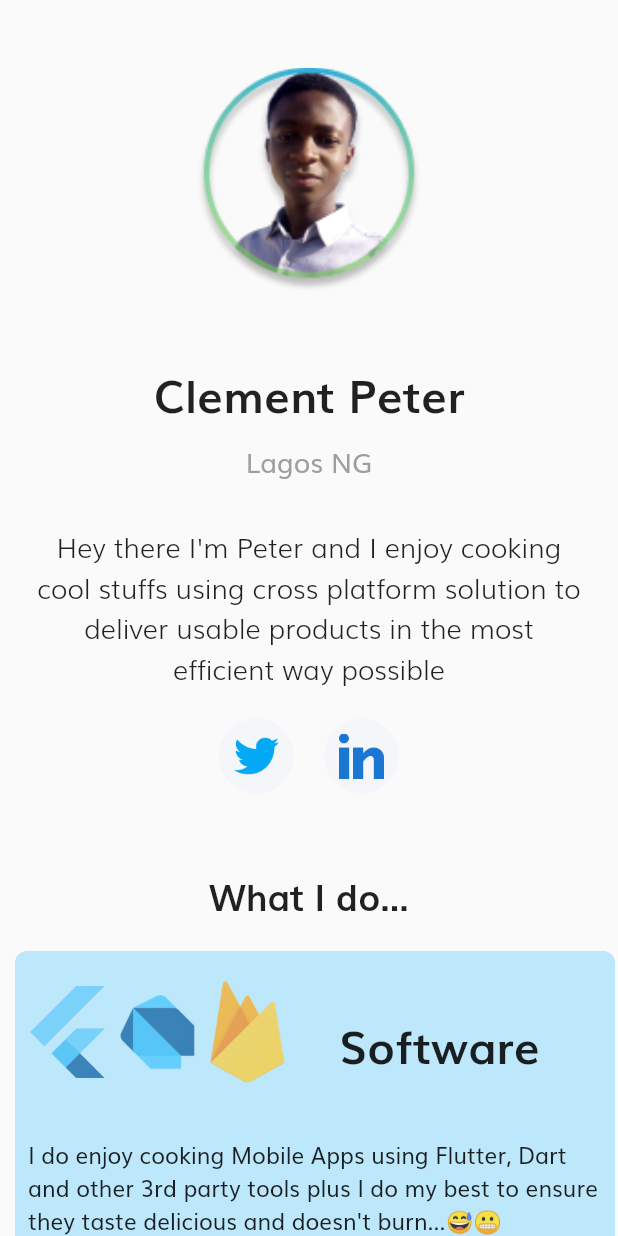
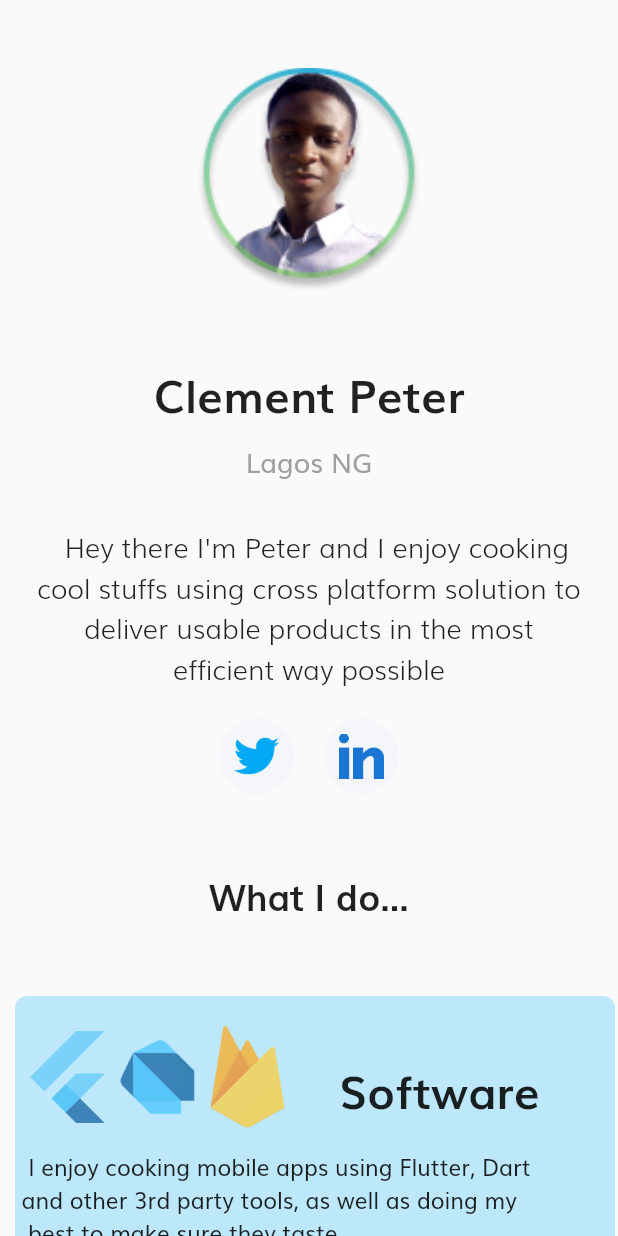
Before and after one commit to ClementPeter/HNG_Stage_2_Resume, a Flutter app: the screen it shows after launch, on a phone screen of 412 x 824 dp. Run offline on Flutter 3.47's test engine with Material 2 defaults, Android fonts, the light colour scheme and no system bars; drawn by our look-alikes of avatar_glow; generated files the repository leaves out were written again.

Commit message:
HNG_STAGE_2 Mobile Resume

```diff
--- /dev/null
+++ b/l10n.yaml
@@ -0,0 +1,3 @@
+arb-dir: lib/l10n
+template-arb-file: app_en.arb
+output-localization-file: app_localizations.dart
--- a/lib/components/project_cards.dart
+++ b/lib/components/project_cards.dart
@@ -1,18 +1,15 @@
-import 'dart:ui';
-
 import 'package:flutter/material.dart';
-import 'dart:io' as html;
 
 class ProjectCards extends StatelessWidget {
   const ProjectCards({
-    //Key key,
+    Key? key,
     this.link,
     this.projectTopic,
     this.assetImage,
     this.projectDescription,
-  });
+  }) : super(key: key);
   //variables
-  final String? link;
+  final VoidCallback? link;
   final String? projectTopic;
   final String? projectDescription;
   final Widget? assetImage;
@@ -20,7 +17,11 @@ class ProjectCards extends StatelessWidget {
   @override
   Widget build(BuildContext context) {
     return GestureDetector(
-      onTap: () {},
+      onTap: link,
+      // onTap: () async {
+      //   // await link;
+      //   // print(link);
+      // },
       child: Container(
         width: 400,
         height: 50,
@@ -31,31 +32,10 @@ class ProjectCards extends StatelessWidget {
         ),
         child: Stack(
           children: [
-            // Opacity(
-            //   opacity: 0.7,
-            //   child: Padding(
-            //     padding: const EdgeInsets.only(left: 10, top: 20),
-            //     child: CircleAvatar(
-            //       backgroundColor: Colors.lightBlue[200]!.withOpacity(0),
-            //       child: assetImage,
-            //       // radius: 40.0,
-            //     ),
-            //     // child: FittedBox(
-            //     //   //fit: BoxFit.fill,
-            //     //   child: assetImage,
-            //     // ),
-            //   ),
-            // ),
             Opacity(
               opacity: 0.7,
-              // child: CircleAvatar(
-              //   backgroundColor: Colors.lightBlue[200]!.withOpacity(0),
-              //   child: assetImage,
-              //   // radius: 40.0,
-              // ),
               child: Padding(
                 padding: const EdgeInsets.only(left: 10, top: 20),
-                // padding: const EdgeInsets.all(8.0),
                 child: Container(
                   child: assetImage,
                 ),
@@ -77,16 +57,13 @@ class ProjectCards extends StatelessWidget {
             ),
             Positioned(
               bottom: 10.0,
-              //right: 10.0,
-              //left: 10,
               child: Text(
                 projectDescription!,
                 style: const TextStyle(
-                  color:Colors.black87,
+                  color: Colors.black87,
                   fontSize: 15,
                   textBaseline: TextBaseline.alphabetic,
                 ),
-                // style: Theme.of(context).textTheme.caption),
               ),
             ),
           ],
--- a/lib/components/social_card.dart
+++ b/lib/components/social_card.dart
@@ -4,8 +4,8 @@ import 'package:flutter/material.dart';
 
 // import '../size_config.dart';
 
-class SocalCard extends StatelessWidget {
-  const SocalCard({
+class SocialCard extends StatelessWidget {
+  const SocialCard({
     Key? key,
     this.image,
     this.press,
--- a/lib/main.dart
+++ b/lib/main.dart
@@ -1,45 +1,38 @@
 import 'package:flutter/material.dart';
 import 'package:peter_resume/screens/homepage.dart';
 import 'package:peter_resume/screens/splash.dart';
-import 'package:adaptive_theme/adaptive_theme.dart';
+//import 'package:adaptive_theme/adaptive_theme.dart';
+import 'package:flutter_gen/gen_l10n/app_localizations.dart';
 
-///Access all contact info from a List
 void main() {
   runApp(const MyApp());
 }
 
-class MyApp extends StatelessWidget {
+class MyApp extends StatefulWidget {
   const MyApp({Key? key}) : super(key: key);
+  @override
+  State<MyApp> createState() => _MyAppState();
+}
 
+class _MyAppState extends State<MyApp> {
   @override
   Widget build(BuildContext context) {
-    return AdaptiveTheme(
-      light: ThemeData(
-        brightness: Brightness.light,
-        // primarySwatch: Colors.red,
-        // accentColor: Colors.amber,
-      ),
-      dark: ThemeData(
-        brightness: Brightness.dark,
-        //primarySwatch: Colors.red,
-        //accentColor: Colors.amber,
-      ),
-      initial: AdaptiveThemeMode.system,
-      builder: (theme, darktheme) => MaterialApp(
+    return MaterialApp(
       title: 'Peter Resume',
+      localizationsDelegates: AppLocalizations.localizationsDelegates,
+      supportedLocales: AppLocalizations.supportedLocales,
+      //supportedLocales: AppLocalizations.,
+      themeMode: ThemeMode.system,
       theme: ThemeData(
-          //scaffoldBackgroundColor: Colors.white,
         fontFamily: "Muli",
         primarySwatch: Colors.blue,
       ),
-        //home: const HomePage(),
-        //home: const Splash(),
+
       initialRoute: '/',
       routes: {
         '/': (context) => const Splash(),
         '/second': (context) => const HomePage(),
       },
-      ),
     );
   }
 }
--- a/lib/screens/homepage.dart
+++ b/lib/screens/homepage.dart
@@ -3,15 +3,62 @@ import 'package:flutter/material.dart';
 import 'package:avatar_glow/avatar_glow.dart';
 import 'package:peter_resume/components/project_cards.dart';
 import 'package:peter_resume/components/social_card.dart';
-import 'dart:io' as html;
+import 'package:url_launcher/url_launcher.dart';
+import 'package:flutter_gen/gen_l10n/app_localizations.dart';
 
-class HomePage extends StatelessWidget {
+//Main Body of the App- Displays Profile Pic,Bio, and Carousel
+class HomePage extends StatefulWidget {
   static String routeName = "/homepage";
   const HomePage({Key? key}) : super(key: key);
+
+  @override
+  State<HomePage> createState() => _HomePageState();
+}
+
+class _HomePageState extends State<HomePage> {
+  //launch Twitter  Url
+  Future<void> _launchTwitterUrl() async {
+    var url = Uri.parse("https://twitter.com/_carlos_dev");
+    if (!await launchUrl(url)) {
+      throw 'Could not launch $url';
+    }
+  }
+
+  //launch LinkedIn  Url
+  Future<void> _launchLinkedIn() async {
+    var url = Uri.parse("https://www.linkedin.com/in/clement-peter-b704b21a9");
+    if (!await launchUrl(url)) {
+      throw 'Could not launch $url';
+    }
+  }
+
+  //launch Github Url
+  Future<void> _launchSoftwareUrl() async {
+    var url = Uri.parse("https://github.com/ClementPeter");
+    if (!await launchUrl(url)) {
+      throw 'Could not launch $url';
+    }
+  }
+
+  //launch Behance Url
+  Future<void> _launchBehance() async {
+    var url = Uri.parse("https://www.behance.net/peterclementbehannce");
+    if (!await launchUrl(url)) {
+      throw 'Could not launch $url';
+    }
+  }
+
+  //launch Hashnode Url
+  Future<void> _launchHashnode() async {
+    var url = Uri.parse("https://hashnode.com/@carlosdev");
+    if (!await launchUrl(url)) {
+      throw 'Could not launch $url';
+    }
+  }
+
   @override
   Widget build(BuildContext context) {
     return Scaffold(
-     // backgroundColor: const Color(0xFFede8e8),
       body: SafeArea(
         child: ListView(
           children: [
@@ -19,17 +66,12 @@ class HomePage extends StatelessWidget {
             Column(
               mainAxisAlignment: MainAxisAlignment.center,
               children: [
-                AnimatedContainer(
-                  duration: const Duration(milliseconds: 3000),
+                Hero(
+                  tag: "tag",
                   child: AvatarGlow(
                     glowColor: Colors.lightBlue,
                     showTwoGlows: true,
                     endRadius: 100.0,
-                    // child: CircleAvatar(
-                    //   radius: 100,
-                    //   backgroundImage: Image.asset('assets/images/profile.jpg'),
-                    //   child: Image.asset('assets/images/profile.jpg'),
-                    // ),
                     child: Container(
                       height: 150,
                       width: 150,
@@ -48,9 +90,9 @@ class HomePage extends StatelessWidget {
 
                 //Name
                 const SizedBox(height: 20),
-                const Text(
-                  'Clement Peter',
-                  style: TextStyle(
+                Text(
+                  AppLocalizations.of(context)!.name,
+                  style: const TextStyle(
                     fontWeight: FontWeight.bold,
                     fontSize: 30.0,
                   ),
@@ -67,13 +109,12 @@ class HomePage extends StatelessWidget {
                 ),
                 const SizedBox(height: 20.0),
                 //Bio
-                const Padding(
-                  padding: EdgeInsets.only(left: 20, top: 10, right: 20),
+                Padding(
+                  padding: const EdgeInsets.only(left: 20, top: 10, right: 20),
                   child: Text(
-                    "Hey there I'm Peter and I enjoy cooking cool stuffs using cross platform solution to deliver usable products in the most efficient way possible",
+                    AppLocalizations.of(context)!.bio,
                     textAlign: TextAlign.center,
-                    style: TextStyle(
-                      //fontFamily: 'Montserrat',
+                    style: const TextStyle(
                       fontWeight: FontWeight.w300,
                       fontSize: 18.0,
                     ),
@@ -83,16 +124,16 @@ class HomePage extends StatelessWidget {
                 Row(
                   mainAxisAlignment: MainAxisAlignment.center,
                   children: [
-                    SocalCard(
+                    SocialCard(
                       image: 'assets/images/twitter.png',
                       press: () {
-                        //  html.window  n('https://twitter.com/_carlos_dev', 'TWITTER');                        /// html.window                            .open("https://twitter.com/_carlos_dev", 'TWITTER');
+                        _launchTwitterUrl();
                       },
                     ),
-                    SocalCard(
+                    SocialCard(
                       image: "assets/images/linkedin.png",
                       press: () {
-                        // html.window.open(     //     "https://www.linkedin.com/in/clement-peter-b704b21a9",   //     'LINKED IN');
+                        _launchLinkedIn();
                       },
                     ),
                   ],
@@ -107,7 +148,7 @@ class HomePage extends StatelessWidget {
                     ),
                   ),
                 ),
-                const SizedBox(height: 20),
+                const SizedBox(height: 50),
                 Container(
                   height: 200,
                   decoration: const BoxDecoration(
@@ -120,6 +161,9 @@ class HomePage extends StatelessWidget {
                     children: [
                       const SizedBox(width: 10.0),
                       ProjectCards(
+                        link: () {
+                          _launchSoftwareUrl();
+                        },
                         assetImage: Row(
                           children: [
                             Image.asset(
@@ -140,32 +184,38 @@ class HomePage extends StatelessWidget {
                         ),
                         projectTopic: "Software",
                         projectDescription:
-                            "  I do enjoy cooking Mobile Apps using Flutter, Dart \n  and other 3rd party tools plus I do my best to ensure\n  they taste delicious and doesn't burn...😅😬",
+                            AppLocalizations.of(context)!.software,
                       ),
                       const SizedBox(width: 20.0),
                       ProjectCards(
+                        link: () {
+                          _launchBehance();
+                        },
                         assetImage: Image.asset(
                           'assets/images/behance.png',
                           width: 100.0,
                         ),
                         projectTopic: "Design",
                         projectDescription:
-                            " As a R3TIR3D Designer 😩,\n  I still spin up beautiful UI interfaces too 😘  ",
+                            AppLocalizations.of(context)!.design,
                       ),
                       const SizedBox(width: 20.0),
                       ProjectCards(
+                        link: () {
+                          _launchHashnode();
+                        },
                         assetImage: Image.asset(
                           'assets/images/node.png',
                           width: 100.0,
                         ),
                         projectTopic: "Blog",
-                        projectDescription:
-                            "  Plus I also write blogs to help simplify\n  technical concepts I happen to have learnt 👨🏾‍🏫",
+                        projectDescription: AppLocalizations.of(context)!.blog,
                       ),
                       const SizedBox(width: 10.0),
                     ],
                   ),
                 ),
+                const SizedBox(height: 20.0),
               ],
             ),
           ],
```
Also changed, not shown: lib/l10n/app_en.arb (added, +13 -0 lines), lib/l10n/app_pt.arb (added, +13 -0 lines), lib/screens/splash.dart (+4 -17 lines), pubspec.yaml (+7 -0 lines), pubspec.lock, 1 other file. Lines whose indentation alone changed are shown as unchanged.
